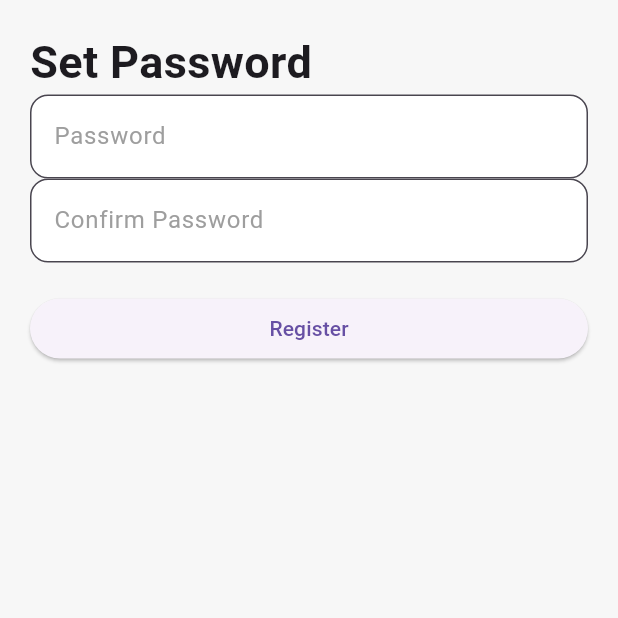
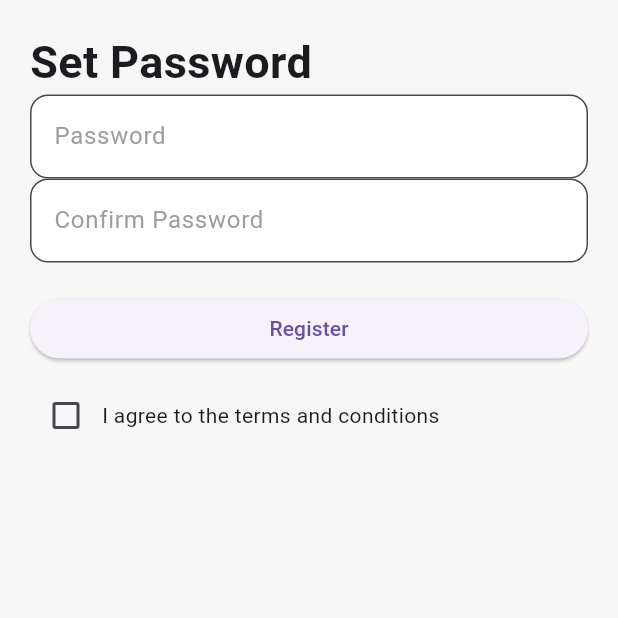
Before and after one commit to salma-elmaghawry/Cloozy-App, a Flutter app: the RegisterPage3 screen opened directly with empty values, on a phone screen of 412 x 824 dp, the top half of it. Run offline on Flutter 3.47's test engine with Material 3 defaults, Android fonts, the phone set to English and light mode, and no system bars; our stand-ins replace bloc, dio, flutter_bloc, flutter_secure_storage, flutter_svg, get; accounts and stored records are empty.

Commit message:
register 3 pages logic done

```diff
--- a/lib/Feature/Auth/data/repository/auth_repository.dart
+++ b/lib/Feature/Auth/data/repository/auth_repository.dart
@@ -38,12 +38,12 @@ class AuthRepository {
     }
   }
 
-
 //register method
   Future<RegisterResponse> register(RegisterRequest data) async {
     try {
       print('⏳ Starting registration request...');
       print('📤 Request Data: ${data.toJson()}');
+
       final response = await _dio.post(
         '/users/register',
         data: data.toJson(),
@@ -55,8 +55,6 @@ class AuthRepository {
           },
         ),
       );
-      final token = response.data['token'];
-      await saveToken(token);
       print('✅ Received response: ${response.statusCode}');
       print('📥 Response Data: ${response.data}');
       if (response.data['message'] == 'User registered successfully.') {
@@ -65,6 +63,7 @@ class AuthRepository {
         throw parseErrorResponse(response.data);
       }
     } on DioException catch (e) {
+      print('🚨 Dio Error Occurred');
       print('📡 Error Type: ${e.type}');
       print('💬 Error Message: ${e.message}');
 
--- a/lib/Feature/Auth/presentation/views/register/registerpage3.dart
+++ b/lib/Feature/Auth/presentation/views/register/registerpage3.dart
@@ -28,6 +28,7 @@ class _RegisterPage3State extends State<RegisterPage3> {
   final TextEditingController _passwordController = TextEditingController();
   final TextEditingController _confirmPasswordController =
       TextEditingController();
+   String _selectedGender = 'female';
   bool _agreeToTerms = false;
 
   @override
@@ -107,6 +108,25 @@ class _RegisterPage3State extends State<RegisterPage3> {
                   onPressed: _validateAndRegister,
                   child: const Text("Register"),
                 ),
+                const SizedBox(height: 10),
+                Row(
+                  children: [
+                    Checkbox(
+                      value: _agreeToTerms,
+                      onChanged: (bool? value) {
+                        setState(() {
+                          _agreeToTerms = value ?? false;
+                        });
+                      },
+                    ),
+                    const Expanded(
+                      child: Text(
+                        "I agree to the terms and conditions",
+                        style: TextStyle(fontSize: 14),
+                      ),
+                    ),
+                  ],
+                ),
               ],
             ),
           ),
--- a/lib/main.dart
+++ b/lib/main.dart
@@ -2,6 +2,7 @@ import 'package:cloozy/Core/common/constant.dart';
 import 'package:cloozy/Feature/Auth/data/cubits/login/login_cubit.dart';
 import 'package:cloozy/Feature/Auth/data/cubits/register/register_cubit.dart';
 import 'package:cloozy/Feature/Auth/data/repository/auth_repository.dart';
+import 'package:cloozy/Feature/Auth/presentation/views/forget_password.dart';
 import 'package:cloozy/Feature/Auth/presentation/views/login_page.dart';
 import 'package:cloozy/Feature/Auth/presentation/views/register/registerpage1.dart';
 import 'package:cloozy/Feature/Auth/presentation/views/register/registerpage2.dart';
@@ -40,8 +41,9 @@ class MyApp extends StatelessWidget {
           'home': (context) => HomePage(),
           'login': (content) => LoginPage(),
           'Splash': (context) => SplashScreen(),
+          'forget_password':(context)=>ForgetPassword(),
         },
-        initialRoute: 'Splash',
+        initialRoute: 'register',
       ),
     );
   }
```
Also changed, not shown: lib/Feature/Auth/presentation/views/register/registerpage2.dart (+13 -13 lines). Lines whose indentation alone changed are shown as unchanged.
